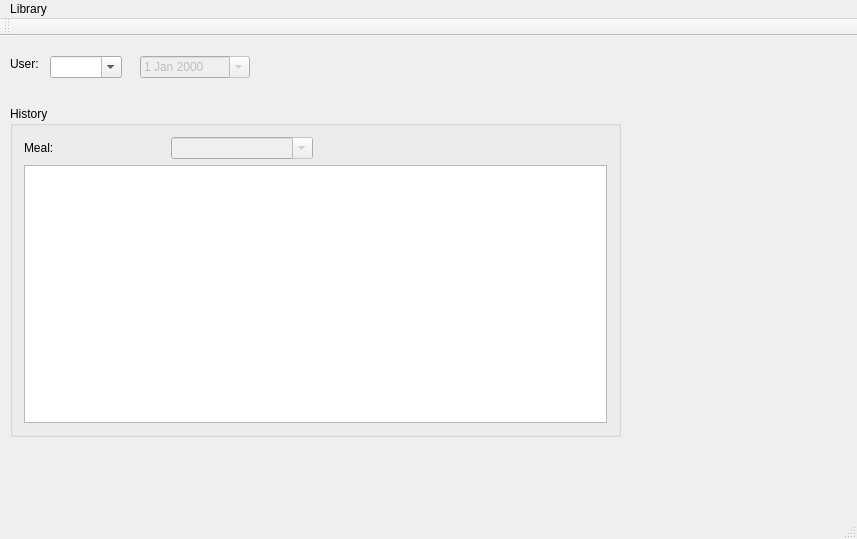
Old version of the form mainwindow.ui in the repository quantum-pie/cbgu.
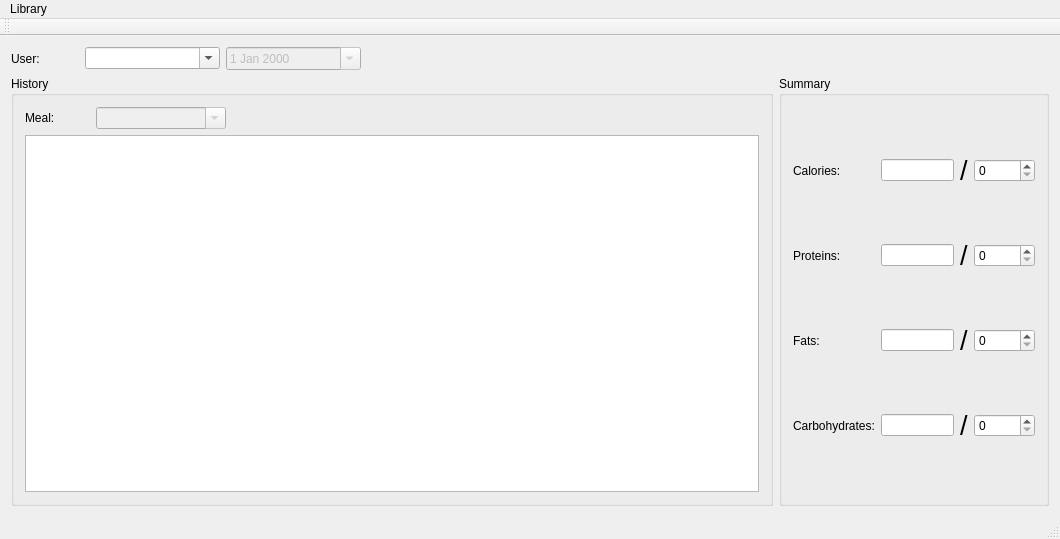
New version of the form.

Commit message: On mainwindow implementation

```diff
--- a/mainwindow.ui
+++ b/mainwindow.ui
@@ -6,7 +6,7 @@
    <rect>
     <x>0</x>
     <y>0</y>
-    <width>857</width>
+    <width>1060</width>
     <height>539</height>
    </rect>
   </property>
@@ -14,61 +14,27 @@
    <string>MainWindow</string>
   </property>
   <widget class="QWidget" name="centralWidget">
-   <widget class="QDateEdit" name="dateEdit">
-    <property name="enabled">
-     <bool>false</bool>
-    </property>
-    <property name="geometry">
-     <rect>
-      <x>140</x>
-      <y>20</y>
-      <width>110</width>
-      <height>22</height>
-     </rect>
-    </property>
-    <property name="calendarPopup">
+   <layout class="QGridLayout" name="gridLayout_3" columnstretch="1,2,2,6,4">
+    <item row="0" column="1">
+     <widget class="QComboBox" name="comboBox_user">
+      <property name="editable">
      <bool>true</bool>
     </property>
    </widget>
+    </item>
+    <item row="0" column="0">
    <widget class="QLabel" name="label">
-    <property name="geometry">
-     <rect>
-      <x>10</x>
-      <y>20</y>
-      <width>31</width>
-      <height>16</height>
-     </rect>
-    </property>
     <property name="text">
      <string>User:</string>
     </property>
    </widget>
-   <widget class="QComboBox" name="comboBox_user">
-    <property name="geometry">
-     <rect>
-      <x>50</x>
-      <y>20</y>
-      <width>72</width>
-      <height>22</height>
-     </rect>
-    </property>
-    <property name="editable">
-     <bool>true</bool>
-    </property>
-   </widget>
+    </item>
+    <item row="1" column="0" colspan="4">
    <widget class="QGroupBox" name="groupBox">
-    <property name="geometry">
-     <rect>
-      <x>10</x>
-      <y>70</y>
-      <width>611</width>
-      <height>331</height>
-     </rect>
-    </property>
     <property name="title">
      <string>History</string>
     </property>
-    <layout class="QGridLayout" name="gridLayout">
+      <layout class="QGridLayout" name="gridLayout" columnstretch="1,2,4,4">
      <item row="1" column="0" colspan="4">
       <widget class="QTableView" name="tableView"/>
      </item>
@@ -91,13 +57,166 @@
      </item>
     </layout>
    </widget>
+    </item>
+    <item row="1" column="4">
+     <widget class="QGroupBox" name="groupBox_2">
+      <property name="title">
+       <string>Summary</string>
+      </property>
+      <layout class="QGridLayout" name="gridLayout_2">
+       <item row="0" column="0">
+        <widget class="QLabel" name="label_7">
+         <property name="text">
+          <string>Calories:</string>
+         </property>
+        </widget>
+       </item>
+       <item row="0" column="1">
+        <widget class="QLineEdit" name="calories_le">
+         <property name="readOnly">
+          <bool>true</bool>
+         </property>
+        </widget>
+       </item>
+       <item row="0" column="2">
+        <widget class="QLabel" name="label_3">
+         <property name="font">
+          <font>
+           <pointsize>20</pointsize>
+          </font>
+         </property>
+         <property name="text">
+          <string>/</string>
+         </property>
+        </widget>
+       </item>
+       <item row="0" column="3">
+        <widget class="QSpinBox" name="calories_sb">
+         <property name="maximum">
+          <number>10000</number>
+         </property>
+        </widget>
+       </item>
+       <item row="1" column="0">
+        <widget class="QLabel" name="label_8">
+         <property name="text">
+          <string>Proteins:</string>
+         </property>
+        </widget>
+       </item>
+       <item row="1" column="1">
+        <widget class="QLineEdit" name="proteins_le">
+         <property name="readOnly">
+          <bool>true</bool>
+         </property>
+        </widget>
+       </item>
+       <item row="1" column="2">
+        <widget class="QLabel" name="label_4">
+         <property name="font">
+          <font>
+           <pointsize>20</pointsize>
+          </font>
+         </property>
+         <property name="text">
+          <string>/</string>
+         </property>
+        </widget>
+       </item>
+       <item row="1" column="3">
+        <widget class="QSpinBox" name="proteins_sb">
+         <property name="maximum">
+          <number>10000</number>
+         </property>
+        </widget>
+       </item>
+       <item row="2" column="0">
+        <widget class="QLabel" name="label_9">
+         <property name="text">
+          <string>Fats:</string>
+         </property>
+        </widget>
+       </item>
+       <item row="2" column="1">
+        <widget class="QLineEdit" name="fats_le">
+         <property name="readOnly">
+          <bool>true</bool>
+         </property>
+        </widget>
+       </item>
+       <item row="2" column="2">
+        <widget class="QLabel" name="label_5">
+         <property name="font">
+          <font>
+           <pointsize>20</pointsize>
+          </font>
+         </property>
+         <property name="text">
+          <string>/</string>
+         </property>
+        </widget>
+       </item>
+       <item row="2" column="3">
+        <widget class="QSpinBox" name="fats_sb">
+         <property name="maximum">
+          <number>10000</number>
+         </property>
+        </widget>
+       </item>
+       <item row="3" column="0">
+        <widget class="QLabel" name="label_10">
+         <property name="text">
+          <string>Carbohydrates:</string>
+         </property>
+        </widget>
+       </item>
+       <item row="3" column="1">
+        <widget class="QLineEdit" name="carbs_le">
+         <property name="readOnly">
+          <bool>true</bool>
+         </property>
+        </widget>
+       </item>
+       <item row="3" column="2">
+        <widget class="QLabel" name="label_6">
+         <property name="font">
+          <font>
+           <pointsize>20</pointsize>
+          </font>
+         </property>
+         <property name="text">
+          <string>/</string>
+         </property>
+        </widget>
+       </item>
+       <item row="3" column="3">
+        <widget class="QSpinBox" name="carbs_sb">
+         <property name="maximum">
+          <number>10000</number>
+         </property>
+        </widget>
+       </item>
+      </layout>
+     </widget>
+    </item>
+    <item row="0" column="2">
+     <widget class="QDateEdit" name="dateEdit">
+      <property name="enabled">
+       <bool>false</bool>
+      </property>
+      <property name="calendarPopup">
+       <bool>true</bool>
+      </property>
+     </widget>
+    </item>
+   </layout>
   </widget>
   <widget class="QMenuBar" name="menuBar">
    <property name="geometry">
     <rect>
      <x>0</x>
      <y>0</y>
-     <width>857</width>
+     <width>1060</width>
      <height>20</height>
     </rect>
    </property>
```
Lines whose indentation alone changed are shown as unchanged. The commit also changes 2 other files.
